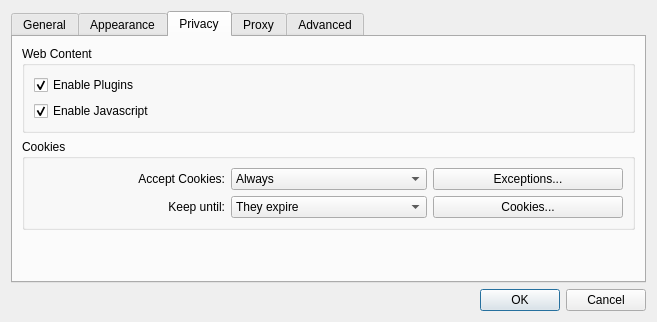
Above: qtwebengine/examples/webenginewidgets/browser/settings.ui from 2gis/2gisqt5android before the change. Below: the same form after it.
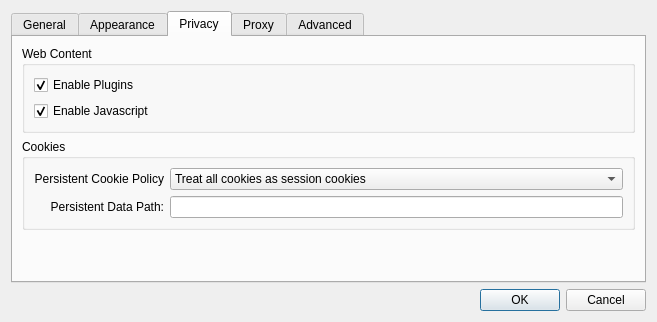
That is the form after the change. The open tabs and pages were chosen to show the change.

Patch:
```diff
--- a/qtwebengine/examples/webenginewidgets/browser/settings.ui
+++ b/qtwebengine/examples/webenginewidgets/browser/settings.ui
@@ -274,16 +274,8 @@
        </item>
       </layout>
      </widget>
-     <widget class="QWidget" name="tab_2" >
-      <property name="geometry" >
-       <rect>
-        <x>0</x>
-        <y>0</y>
-        <width>627</width>
-        <height>243</height>
-       </rect>
-      </property>
-      <attribute name="title" >
+     <widget class="QWidget" name="tab_2">
+      <attribute name="title">
        <string>Privacy</string>
       </attribute>
       <layout class="QVBoxLayout" name="verticalLayout_3" >
@@ -321,11 +313,14 @@
          <property name="title" >
           <string>Cookies</string>
          </property>
-         <layout class="QGridLayout" >
-          <item row="0" column="0" >
-           <widget class="QLabel" name="label_2" >
-            <property name="text" >
-             <string>Accept Cookies:</string>
+         <layout class="QGridLayout">
+          <property name="leftMargin">
+           <number>9</number>
+          </property>
+          <item row="0" column="0">
+           <widget class="QLabel" name="label_2">
+            <property name="text">
+             <string>Persistent Cookie Policy</string>
             </property>
             <property name="alignment" >
              <set>Qt::AlignRight|Qt::AlignTrailing|Qt::AlignVCenter</set>
@@ -335,8 +330,8 @@
           <item row="0" column="1" >
            <widget class="QComboBox" name="acceptCombo" >
             <item>
-             <property name="text" >
-              <string>Always</string>
+             <property name="text">
+              <string>Treat all cookies as session cookies</string>
              </property>
             </item>
             <item>
@@ -351,61 +346,31 @@
             </item>
            </widget>
           </item>
-          <item row="0" column="2" >
-           <widget class="QPushButton" name="exceptionsButton" >
-            <property name="text" >
-             <string>Exceptions...</string>
+          <item row="1" column="0">
+           <widget class="QLabel" name="label">
+            <property name="text">
+             <string>Persistent Data Path:</string>
             </property>
-           </widget>
-          </item>
-          <item row="1" column="0" >
-           <widget class="QLabel" name="label" >
-            <property name="text" >
-             <string>Keep until:</string>
-            </property>
-            <property name="alignment" >
+            <property name="alignment">
              <set>Qt::AlignRight|Qt::AlignTrailing|Qt::AlignVCenter</set>
             </property>
            </widget>
           </item>
-          <item row="1" column="1" >
-           <widget class="QComboBox" name="keepUntilCombo" >
-            <item>
-             <property name="text" >
-              <string>They expire</string>
-             </property>
-            </item>
-            <item>
-             <property name="text" >
-              <string>I exit the application</string>
-             </property>
-            </item>
-            <item>
-             <property name="text" >
-              <string>At most 90 days</string>
-             </property>
-            </item>
-           </widget>
-          </item>
-          <item row="1" column="2" >
-           <widget class="QPushButton" name="cookiesButton" >
-            <property name="text" >
-             <string>Cookies...</string>
-            </property>
-           </widget>
+          <item row="1" column="1">
+           <widget class="QLineEdit" name="persistentDataPath"/>
           </item>
          </layout>
         </widget>
        </item>
        <item>
-        <spacer>
-         <property name="orientation" >
+        <spacer name="verticalSpacer_4">
+         <property name="orientation">
           <enum>Qt::Vertical</enum>
          </property>
-         <property name="sizeHint" stdset="0" >
+         <property name="sizeHint" stdset="0">
           <size>
-           <width>371</width>
-           <height>177</height>
+           <width>20</width>
+           <height>40</height>
           </size>
          </property>
         </spacer>
```
Left out of the diff: 399 changed lines with no effect on the pictures.
